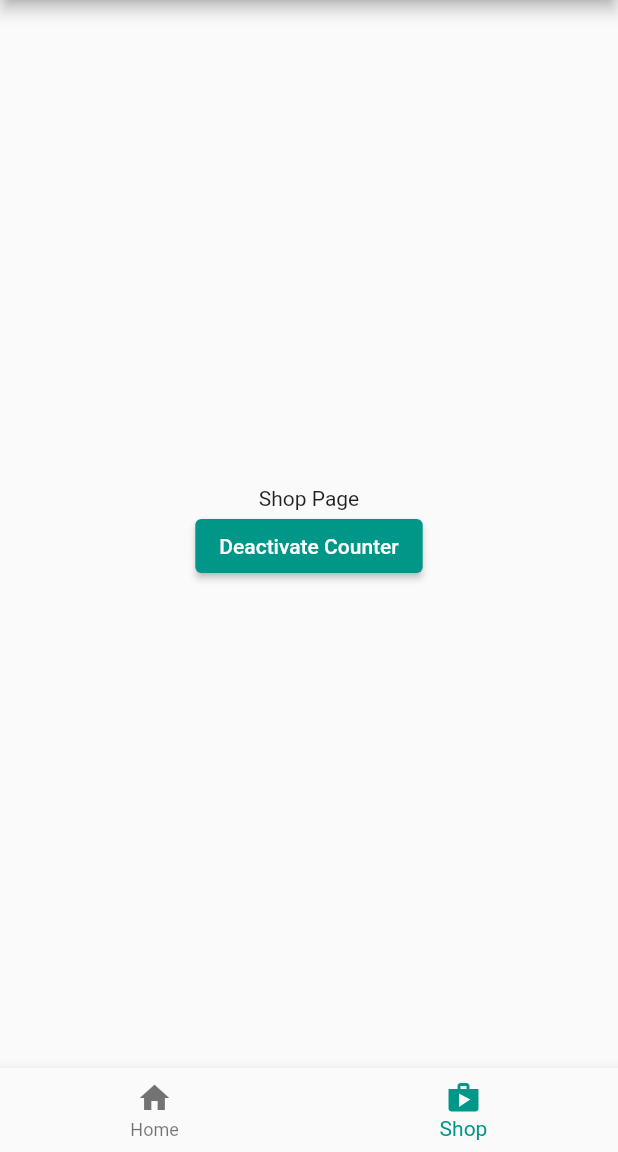
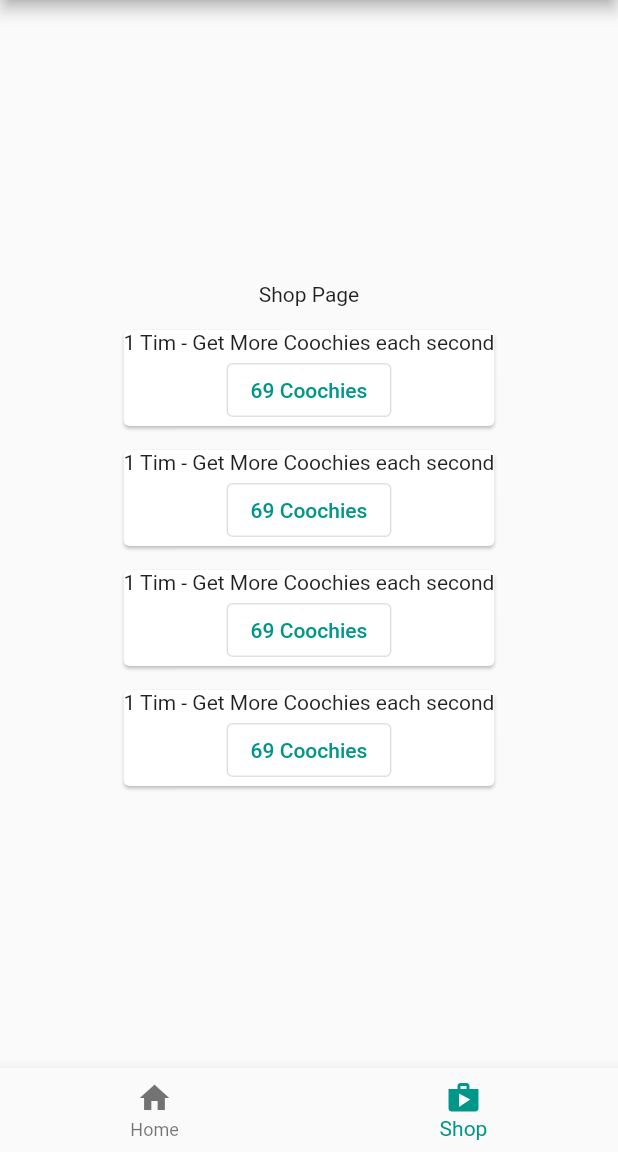
Before and after one commit to enderluca03/IIATIMD, a Flutter app: the screen it shows after launch, item 2 of the bottom bar chosen, on a phone screen of 412 x 824 dp, the part 84-1236 px from its top. Run offline on Flutter 3.47's test engine with Material 2 defaults, Android fonts, the phone set to English and light mode, and no system bars.

Commit message:
shop items

```diff
--- a/coochie_clicker/lib/main.dart
+++ b/coochie_clicker/lib/main.dart
@@ -1,5 +1,6 @@
 import 'package:flutter/material.dart';
 import 'dart:async';
+import 'shop.dart';
 
 void main() {
   runApp(const MyApp());
@@ -127,15 +128,63 @@ class _MyHomePageState extends State<MyHomePage> {
   }
 
   Widget _buildShopPage() {
+    List<Shop> shopItems = [
+      Shop(power: 'Tim', amount: 1, effect: 'Get More Coochies each second', price: 69),
+      Shop(power: 'Tim', amount: 1, effect: 'Get More Coochies each second', price: 69),
+      Shop(power: 'Tim', amount: 1, effect: 'Get More Coochies each second', price: 69),
+      Shop(power: 'Tim', amount: 1, effect: 'Get More Coochies each second', price: 69),
+    ];
+    Widget shopTemplete(shop){
+      return Card(
+        margin: EdgeInsets.fromLTRB(16, 16, 16, 0),
+        child: Column(
+          children: <Widget>[
+            Text(
+              shop.amount,
+              style: TextStyle(
+                fontSize: 18.0,
+                color: Colors.grey[600]
+              )
+            ),
+            const SizedBox(height: 6.0),
+            Text(
+                shop.power,
+                style: TextStyle(
+                    fontSize: 18.0,
+                    color: Colors.grey[600]
+                )
+            ),
+          ],
+        ),
+      );
+    }
+
+
     return Center(
       child: Column(
         mainAxisAlignment: MainAxisAlignment.center,
         children: <Widget>[
           const Text('Shop Page'),
-          ElevatedButton(
-            onPressed: _toggleCounter,
-            child: Text(_isCounterActive ? 'Deactivate Counter' : 'Activate Counter'),
+          Column(
+            children:
+              shopItems.map((shopItem) =>
+                  Card(
+                    margin: const EdgeInsets.fromLTRB(16, 16, 16, 0),
+                    child: Column(
+                      children: <Widget>[
+                        Text('${shopItem.amount} ${shopItem.power} - ${shopItem.effect}'),
+                        OutlinedButton(onPressed: (){}, child: Text('${shopItem.price} Coochies')),
+
+                      ],
+                    )
+
+                    ,)
+              ).toList()
           ),
+          // ElevatedButton(
+          //   onPressed: _toggleCounter,
+          //   child: Text(_isCounterActive ? 'Deactivate Counter' : 'Activate Counter'),
+          // ),
         ],
       ),
     );
--- /dev/null
+++ b/coochie_clicker/lib/shop.dart
@@ -0,0 +1,9 @@
+class Shop {
+
+  String power ='';
+  var amount = 0;
+  String effect = '';
+  var price = 0;
+
+  Shop({ required this.power, required var this.amount, required this.effect, required var this.price });
+}
```
